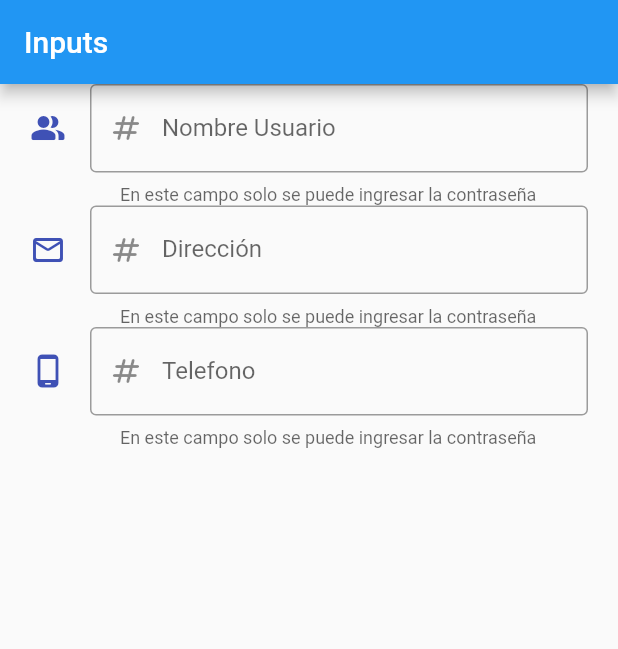
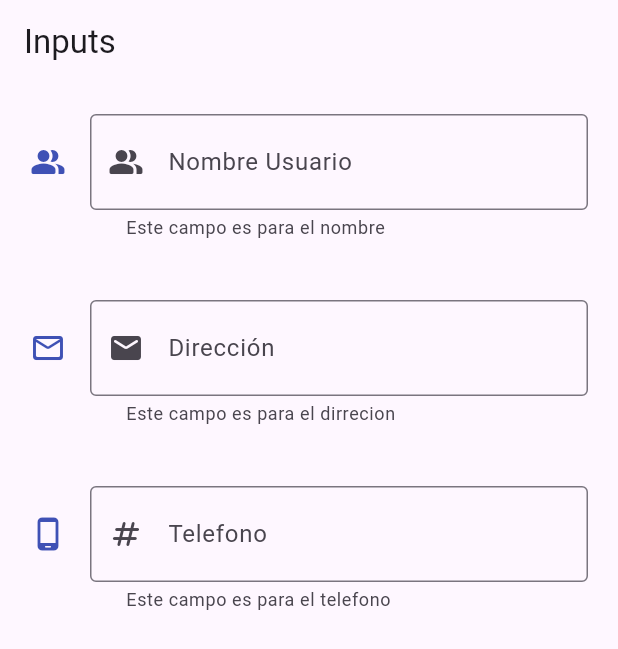
Before and after one commit to Nerovelic/app_inputs, a Flutter app: the screen it shows after launch, on a phone screen of 412 x 824 dp. Shown: the top 649 px of the screen. Run offline on Flutter 3.47's test engine with Material 2 defaults, Android fonts, the phone set to English and light mode, and no system bars.

Commit message:
modificacion del home_page para que se puedan utilizar los TextInputType en cada campo.

```diff
--- a/lib/home_page.dart
+++ b/lib/home_page.dart
@@ -12,9 +12,27 @@ class HomePage extends StatelessWidget {
       ),
       body: Column(
         children: const [
-          Inputs(labelNombre: 'Nombre Usuario', icon: Icon(Icons.people_alt_rounded),),
-          Inputs(labelNombre: 'Dirección', icon: Icon(Icons.mail_outline_rounded),),
-          Inputs(labelNombre: 'Telefono', icon: Icon(Icons.phone_android_rounded), icon2: Icon(Icons.numbers_rounded),)
+          Inputs(
+              labelNombre: 'Nombre Usuario',
+              helpText: "Este campo es para el nombre",
+              icon: Icon(Icons.people_alt_rounded),
+              icon2: Icon(Icons.people_alt_rounded),
+              type: TextInputType.name,
+            ),
+          Inputs(
+              labelNombre: 'Dirección',
+              helpText: "Este campo es para el dirrecion",
+              icon: Icon(Icons.mail_outline_rounded),
+              icon2: Icon(Icons.mail_rounded),
+              type: TextInputType.emailAddress,
+            ),
+          Inputs(
+              labelNombre: 'Telefono',
+              helpText: "Este campo es para el telefono",
+              icon: Icon(Icons.phone_android_rounded),
+              icon2: Icon(Icons.numbers_rounded),
+              type: TextInputType.phone,
+            )
         ],
       ) ,
     );
--- a/lib/inputs.dart
+++ b/lib/inputs.dart
@@ -1,10 +1,12 @@
 import 'package:flutter/material.dart';
 
 class Inputs extends StatefulWidget {
-  const Inputs({super.key, required this.labelNombre, required this.icon,this.icon2 = const Icon(Icons.numbers_rounded)});
+  const Inputs({super.key, required this.labelNombre, this.helpText = "" ,required this.icon, this.icon2 = const Icon(null), this.type = TextInputType.text});
   final String labelNombre;
   final Icon icon;
   final Icon icon2;
+  final String helpText;
+  final TextInputType? type;
   @override
   State<Inputs> createState() => _InputsState();
 }
@@ -13,20 +15,21 @@ class _InputsState extends State<Inputs> {
   @override
   Widget build(BuildContext context) {
     return Padding(
-      padding: const EdgeInsets.symmetric(horizontal: 20),
+      padding: const EdgeInsets.symmetric(horizontal: 20, vertical: 20),
       child: TextField(
         obscureText: true,
         decoration: InputDecoration(
           icon: widget.icon,
           iconColor: Colors.indigo,
           labelText: widget.labelNombre,
-          helperText: "En este campo solo se puede ingresar la contraseña",
+          helperText: widget.helpText,
           contentPadding: const EdgeInsets.all(20),
           prefixIcon: widget.icon2,
           border: const OutlineInputBorder(
             borderSide: BorderSide(color: Colors.teal)
           )
         ),
+        keyboardType: widget.type,
       ),
     );
   }
--- a/lib/main.dart
+++ b/lib/main.dart
@@ -7,14 +7,14 @@ void main() {
 
 class MyApp extends StatelessWidget {
   const MyApp({super.key});
-
-  // This widget is the root of your application.
   @override
   Widget build(BuildContext context) {
     return MaterialApp(
       title: 'Flutter Demo',
+      debugShowCheckedModeBanner: false,
       theme: ThemeData(
-        primarySwatch: Colors.blue,
+        colorScheme: ColorScheme.fromSeed(seedColor: Colors.deepPurple),
+        useMaterial3: true,
       ),
       home: const HomePage()
     );
```
